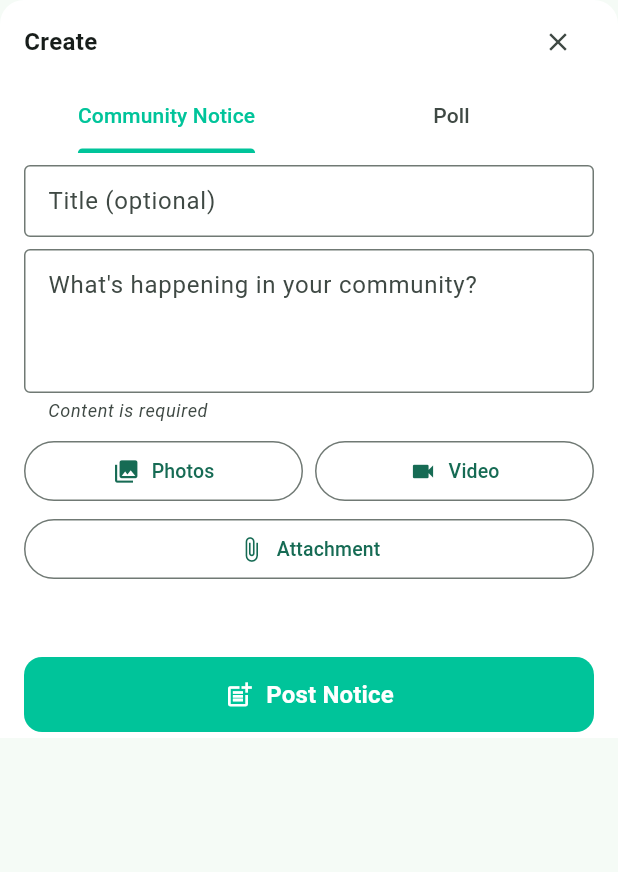
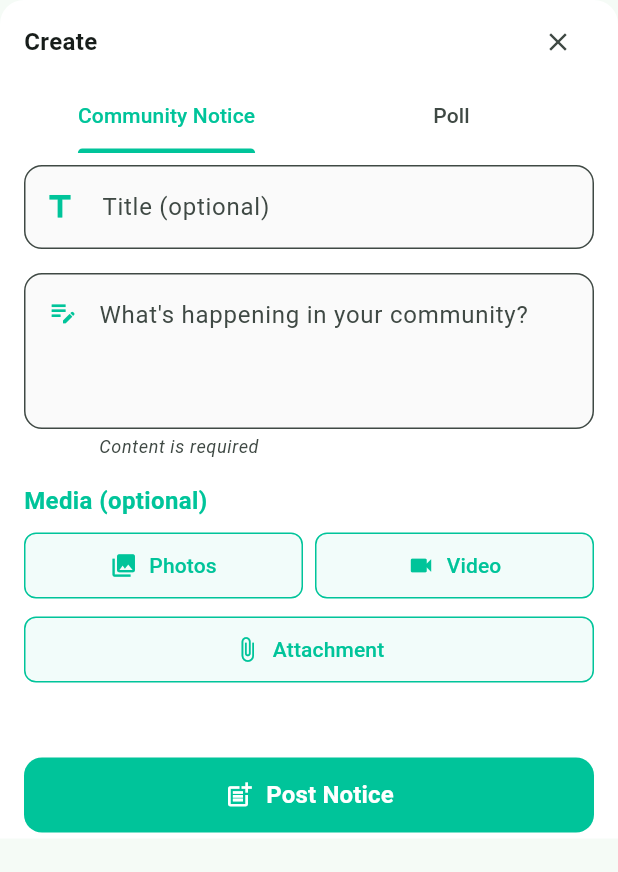
Before and after one commit to 0phl/Pulse-App, a Flutter app: the CreateNoticeSheet widget shown alone on an empty page, opened directly, on a phone screen of 412 x 824 dp. Shown: the top 872 px of the screen. Run offline on Flutter 3.47's test engine with Material 3 defaults, Android fonts, the phone set to English and light mode, and no system bars; our stand-ins replace cached_network_image, chewie, cloud_firestore, cloud_functions, dropdown_search, file_picker and 18 more; missing offline and left inert: cloudinary_public, dart:html, dart:js_util, mailer, mobile_scanner, video_compress; accounts and stored records are empty; statements that could not run were skipped.

Commit message:
fixed minimal issue on UI

```diff
--- a/lib/widgets/create_notice_sheet.dart
+++ b/lib/widgets/create_notice_sheet.dart
@@ -1504,25 +1504,38 @@ class _CreateNoticeSheetState extends State<CreateNoticeSheet>
                             children: [
                               TextField(
                                 controller: _titleController,
-                                decoration: const InputDecoration(
+                                decoration: InputDecoration(
                                   hintText: 'Title (optional)',
-                                  border: OutlineInputBorder(),
-                                  contentPadding: EdgeInsets.symmetric(
-                                      horizontal: 12, vertical: 12),
-                                ),
-                              ),
-                              const SizedBox(height: 8),
+                                  border: OutlineInputBorder(
+                                    borderRadius: BorderRadius.circular(12),
+                                    borderSide: BorderSide(color: Colors.grey.shade300),
+                                  ),
+                                  contentPadding: const EdgeInsets.symmetric(
+                                      horizontal: 16, vertical: 16),
+                                  filled: true,
+                                  fillColor: Colors.grey.shade50,
+                                  prefixIcon: const Icon(Icons.title,
+                                      color: Color(0xFF00C49A)),
+                                ),
+                              ),
+                              const SizedBox(height: 16),
+                              Stack(
+                                children: [
                                   TextField(
                                     controller: _contentController,
                                     decoration: InputDecoration(
-                                  hintText:
-                                      'What\'s happening in your community?',
-                                  border: const OutlineInputBorder(),
-                                  errorBorder: const OutlineInputBorder(
-                                    borderSide: BorderSide(color: Colors.red),
-                                  ),
-                                  focusedErrorBorder: const OutlineInputBorder(
-                                    borderSide: BorderSide(color: Colors.red),
+                                      hintText: 'What\'s happening in your community?',
+                                      border: OutlineInputBorder(
+                                        borderRadius: BorderRadius.circular(12),
+                                        borderSide: BorderSide(color: Colors.grey.shade300),
+                                      ),
+                                      errorBorder: OutlineInputBorder(
+                                        borderRadius: BorderRadius.circular(12),
+                                        borderSide: const BorderSide(color: Colors.red),
+                                      ),
+                                      focusedErrorBorder: OutlineInputBorder(
+                                        borderRadius: BorderRadius.circular(12),
+                                        borderSide: const BorderSide(color: Colors.red),
                                       ),
                                       errorText: _contentError
                                           ? 'Please enter some content'
@@ -1530,8 +1543,10 @@ class _CreateNoticeSheetState extends State<CreateNoticeSheet>
                                       helperText: 'Content is required',
                                       helperStyle: const TextStyle(
                                           fontStyle: FontStyle.italic),
-                                  contentPadding: const EdgeInsets.symmetric(
-                                      horizontal: 12, vertical: 12),
+                                      contentPadding: const EdgeInsets.only(
+                                          left: 46, right: 16, top: 16, bottom: 16),
+                                      filled: true,
+                                      fillColor: Colors.grey.shade50,
                                     ),
                                     maxLines: 3,
                                     onChanged: (value) {
@@ -1542,20 +1557,46 @@ class _CreateNoticeSheetState extends State<CreateNoticeSheet>
                                       }
                                     },
                                   ),
+                                  const Positioned(
+                                    left: 16,
+                                    top: 16,
+                                    child: Icon(
+                                      Icons.edit_note,
+                                      color: Color(0xFF00C49A),
+                                      size: 20,
+                                    ),
+                                  ),
+                                ],
+                              ),
+                              const SizedBox(height: 16),
+                              const Text(
+                                'Media (optional)',
+                                style: TextStyle(
+                                    fontWeight: FontWeight.w600,
+                                    fontSize: 16,
+                                    color: Color(0xFF00C49A)),
+                              ),
                               const SizedBox(height: 8),
                               Row(
                                 children: [
                                   Expanded(
                                     child: OutlinedButton.icon(
-                                      onPressed:
-                                          _isLoading ? null : _pickImages,
+                                      onPressed: _isLoading ? null : _pickImages,
                                       icon: const Icon(Icons.photo_library,
-                                          size: 18),
+                                          size: 18, color: Color(0xFF00C49A)),
                                       label: const Text('Photos',
-                                          style: TextStyle(fontSize: 13)),
+                                          style: TextStyle(fontSize: 14, color: Color(0xFF00C49A))),
                                       style: OutlinedButton.styleFrom(
                                         padding: const EdgeInsets.symmetric(
-                                            vertical: 8),
+                                            vertical: 12, horizontal: 16),
+                                        shape: RoundedRectangleBorder(
+                                          borderRadius: BorderRadius.circular(8),
+                                        ),
+                                        side: const BorderSide(
+                                          color: Color(0xFF00C49A),
+                                          width: 1.0,
+                                        ),
+                                        backgroundColor: const Color(0xFF00C49A).withOpacity(0.05),
                                       ),
                                     ),
                                   ),
@@ -1567,36 +1608,45 @@ class _CreateNoticeSheetState extends State<CreateNoticeSheet>
                                               _existingVideoUrl != null
                                           ? null
                                           : _pickVideo,
-                                      icon:
-                                          const Icon(Icons.videocam, size: 18),
+                                      icon: const Icon(Icons.videocam,
+                                          size: 18, color: Color(0xFF00C49A)),
                                       label: const Text('Video',
-                                          style: TextStyle(fontSize: 13)),
+                                          style: TextStyle(fontSize: 14, color: Color(0xFF00C49A))),
                                       style: OutlinedButton.styleFrom(
                                         padding: const EdgeInsets.symmetric(
-                                            vertical: 8),
-                                      ),
-                                    ),
-                                  ),
-                                ],
-                              ),
-                              const SizedBox(height: 4),
-                              Row(
-                                children: [
-                                  Expanded(
-                                    child: OutlinedButton.icon(
-                                      onPressed:
-                                          _isLoading ? null : _pickAttachments,
+                                            vertical: 12, horizontal: 16),
+                                        shape: RoundedRectangleBorder(
+                                          borderRadius: BorderRadius.circular(8),
+                                        ),
+                                        side: const BorderSide(
+                                          color: Color(0xFF00C49A),
+                                          width: 1.0,
+                                        ),
+                                        backgroundColor: const Color(0xFF00C49A).withOpacity(0.05),
+                                      ),
+                                    ),
+                                  ),
+                                ],
+                              ),
+                              const SizedBox(height: 8),
+                              OutlinedButton.icon(
+                                onPressed: _isLoading ? null : _pickAttachments,
                                 icon: const Icon(Icons.attach_file,
-                                          size: 18),
+                                    size: 18, color: Color(0xFF00C49A)),
                                 label: const Text('Attachment',
-                                          style: TextStyle(fontSize: 13)),
+                                    style: TextStyle(fontSize: 14, color: Color(0xFF00C49A))),
                                 style: OutlinedButton.styleFrom(
                                   padding: const EdgeInsets.symmetric(
-                                            vertical: 8),
-                                      ),
-                                    ),
-                                  ),
-                                ],
+                                      vertical: 12, horizontal: 16),
+                                  shape: RoundedRectangleBorder(
+                                    borderRadius: BorderRadius.circular(8),
+                                  ),
+                                  side: const BorderSide(
+                                    color: Color(0xFF00C49A),
+                                    width: 1.0,
+                                  ),
+                                  backgroundColor: const Color(0xFF00C49A).withOpacity(0.05),
+                                ),
                               ),
                             ],
                           )
@@ -1930,6 +1980,8 @@ class _CreateNoticeSheetState extends State<CreateNoticeSheet>
                                     color: Color(0xFF00C49A)),
                               ),
                               const SizedBox(height: 8),
+                              Stack(
+                                children: [
                                   TextField(
                                     controller: _contentController,
                                     decoration: InputDecoration(
@@ -1940,15 +1992,23 @@ class _CreateNoticeSheetState extends State<CreateNoticeSheet>
                                         borderSide:
                                             BorderSide(color: Colors.grey.shade300),
                                       ),
-                                  contentPadding: const EdgeInsets.symmetric(
-                                      horizontal: 16, vertical: 16),
+                                      contentPadding: const EdgeInsets.only(
+                                          left: 46, right: 16, top: 16, bottom: 16),
                                       filled: true,
                                       fillColor: Colors.grey.shade50,
-                                  prefixIcon: const Icon(
+                                    ),
+                                    maxLines: 3,
+                                  ),
+                                  const Positioned(
+                                    left: 16,
+                                    top: 16,
+                                    child: Icon(
                                       Icons.description_outlined,
-                                      color: Color(0xFF00C49A)),
-                                ),
-                                maxLines: 3,
+                                      color: Color(0xFF00C49A),
+                                      size: 20,
+                                    ),
+                                  ),
+                                ],
                               ),
                               const SizedBox(height: 16),
                               const Text(
@@ -1973,11 +2033,13 @@ class _CreateNoticeSheetState extends State<CreateNoticeSheet>
                                             color: Color(0xFF00C49A))),
                                     style: OutlinedButton.styleFrom(
                                       padding: const EdgeInsets.symmetric(
-                                          vertical: 12),
+                                          vertical: 12, horizontal: 16),
                                       shape: RoundedRectangleBorder(
-                                        borderRadius: BorderRadius.circular(12),
+                                        borderRadius: BorderRadius.circular(8),
+                                      ),
                                       side: const BorderSide(
-                                            color: Color(0xFF00C49A)),
+                                        color: Color(0xFF00C49A),
+                                        width: 1.0,
                                       ),
                                       backgroundColor: const Color(0xFF00C49A)
                                           .withOpacity(0.05),
@@ -2104,11 +2166,11 @@ class _CreateNoticeSheetState extends State<CreateNoticeSheet>
 
                   // Existing Images preview - NOW ONLY FOR COMMUNITY NOTICE TAB
                   if (_currentTabIndex == 0 && _existingImageUrls.isNotEmpty) ...[
-                    const Align( // Changed Text widget to const
+                    const Align(
                       alignment: Alignment.centerLeft,
-                      child: Text( // Keep Text widget non-const if needed elsewhere, but seems fine here
-                        'Existing Images', // No longer conditional
-                        style: const TextStyle(
+                      child: Text(
+                        'Existing Images',
+                        style: TextStyle(
                             fontWeight: FontWeight.w500, fontSize: 14),
                       ),
                     ),
```
Lines whose indentation alone changed are shown as unchanged.
